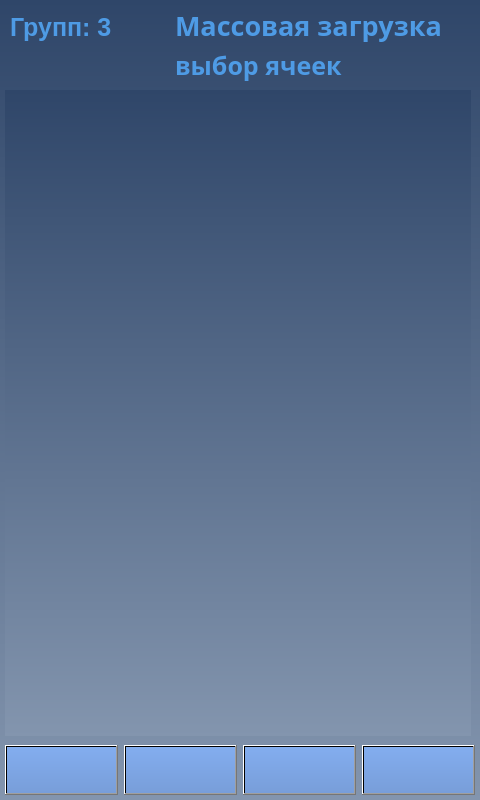
Old version of the form client/GUI/ui/screen_15_mass_load.ui in the repository komrade2801/AutoSklad.
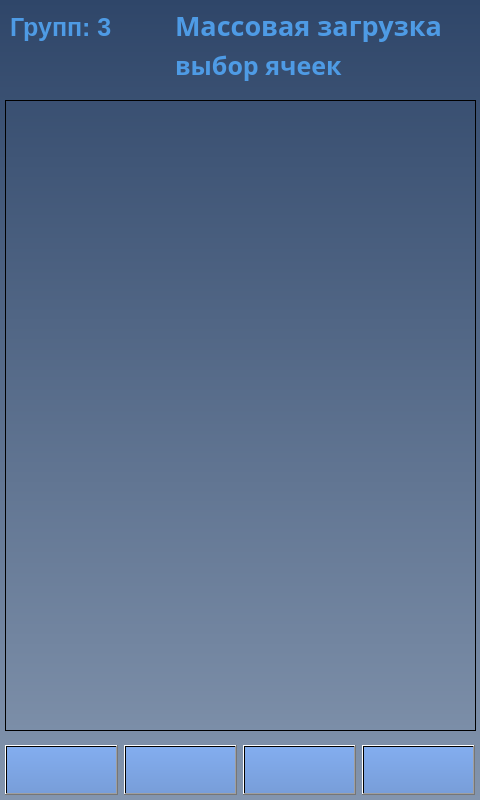
New version of the form. Icons and pictures are not drawn.

Commit message: screens updated to use images from resource file

Patch:
```diff
--- a/client/GUI/ui/screen_15_mass_load.ui
+++ b/client/GUI/ui/screen_15_mass_load.ui
@@ -1357,16 +1357,24 @@
     </size>
    </property>
   </widget>
-  <widget class="QWidget" name="gridLayoutWidget">
+  <widget class="QListWidget" name="listWidget">
+   <property name="enabled">
+    <bool>true</bool>
+   </property>
    <property name="geometry">
     <rect>
      <x>5</x>
-     <y>90</y>
-     <width>466</width>
-     <height>646</height>
+     <y>100</y>
+     <width>471</width>
+     <height>631</height>
     </rect>
    </property>
-   <layout class="QGridLayout" name="gridLayout"/>
+   <property name="whatsThis">
+    <string>&lt;html&gt;&lt;head/&gt;&lt;body&gt;&lt;p&gt;&lt;br/&gt;&lt;/p&gt;&lt;/body&gt;&lt;/html&gt;</string>
+   </property>
+   <property name="styleSheet">
+    <string notr="true">background-color: qlineargradient(spread:pad, x1:0, y1:0, x2:1, y2:0, stop:0 rgba(0, 0, 0, 0), stop:1 rgba(255, 255, 255, 0));</string>
+   </property>
   </widget>
  </widget>
  <resources/>
```
Left out of the diff: 129 changed lines with no effect on the pictures. The commit also changes 7 other files.
